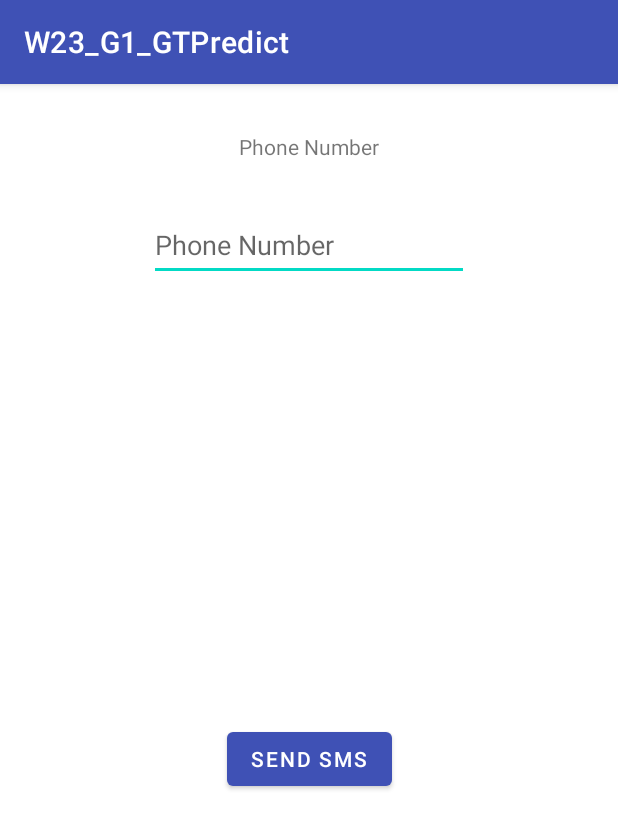
After one commit to Pamudithat/W23_G1_GTPredict, an Android app: the send_sms screen opened directly, with no data from a screen before it, on a phone screen of 412 x 824 dp. The commit adds this screen. Shown: the top 829 px of the screen. Run offline under Robolectric (Android 15) with nearby library versions, the phone set to English and light mode, and no system bars.

Commit message:
Send SMS

```diff
--- /dev/null
+++ b/app/src/main/java/com/example/w23_g1_gtpredict/send_sms.java
@@ -0,0 +1,61 @@
+package com.example.w23_g1_gtpredict;
+
+import androidx.appcompat.app.AlertDialog;
+import androidx.appcompat.app.AppCompatActivity;
+import androidx.core.app.ActivityCompat;
+import androidx.core.content.ContextCompat;
+
+import android.Manifest;
+import android.content.DialogInterface;
+import android.content.pm.PackageManager;
+import android.os.Bundle;
+import android.telephony.SmsManager;
+import android.text.InputType;
+import android.view.View;
+import android.widget.Button;
+import android.widget.EditText;
+import android.widget.Toast;
+
+public class send_sms extends AppCompatActivity {
+
+    Button send_sms;
+    EditText editTextPhone;
+    String outputStr;
+    String phone;
+
+    @Override
+    protected void onCreate(Bundle savedInstanceState) {
+        super.onCreate(savedInstanceState);
+        setContentView(R.layout.activity_send_sms);
+
+        send_sms = findViewById(R.id.btnSend);
+        editTextPhone = findViewById(R.id.editTextPhone);
+
+        try{
+            Bundle bundle = getIntent().getExtras();
+            outputStr = bundle.getString("OUTPUT","output");
+
+        }catch(Exception e){
+            e.printStackTrace();
+        }
+
+        send_sms.setOnClickListener(new View.OnClickListener() {
+            @Override
+            public void onClick(View v) {
+                if(ContextCompat.checkSelfPermission(send_sms.this, Manifest.permission.SEND_SMS)
+                        == PackageManager.PERMISSION_GRANTED){
+
+//                  String phone = "17782517937";
+                    phone = editTextPhone.getText().toString();
+
+                    SmsManager smsManager = SmsManager.getDefault();
+                    smsManager.sendTextMessage(phone,null,outputStr,null,null);
+                    Toast.makeText(send_sms.this, "SMS Sent", Toast.LENGTH_SHORT).show();
+                }else{
+                    ActivityCompat.requestPermissions(send_sms.this, new String[]{Manifest.permission.SEND_SMS},100);
+
+                }
+            }
+        });
+    }
+}
--- /dev/null
+++ b/app/src/main/res/drawable/baseline_sms_24.xml
@@ -0,0 +1,5 @@
+<vector android:height="24dp" android:tint="#000000"
+    android:viewportHeight="24" android:viewportWidth="24"
+    android:width="24dp" xmlns:android="http://schemas.android.com/apk/res/android">
+    <path android:fillColor="@android:color/white" android:pathData="M20,2L4,2c-1.1,0 -1.99,0.9 -1.99,2L2,22l4,-4h14c1.1,0 2,-0.9 2,-2L22,4c0,-1.1 -0.9,-2 -2,-2zM9,11L7,11L7,9h2v2zM13,11h-2L11,9h2v2zM17,11h-2L15,9h2v2z"/>
+</vector>
--- /dev/null
+++ b/app/src/main/res/layout/activity_send_sms.xml
@@ -0,0 +1,41 @@
+<?xml version="1.0" encoding="utf-8"?>
+<androidx.constraintlayout.widget.ConstraintLayout xmlns:android="http://schemas.android.com/apk/res/android"
+    xmlns:app="http://schemas.android.com/apk/res-auto"
+    xmlns:tools="http://schemas.android.com/tools"
+    android:layout_width="match_parent"
+    android:layout_height="match_parent"
+    tools:context=".send_sms">
+
+    <TextView
+        android:id="@+id/textViewPhone"
+        android:layout_width="wrap_content"
+        android:layout_height="wrap_content"
+        android:layout_marginTop="32dp"
+        android:text="@string/txtPhone"
+        app:layout_constraintEnd_toEndOf="parent"
+        app:layout_constraintStart_toStartOf="parent"
+        app:layout_constraintTop_toTopOf="parent" />
+
+    <EditText
+        android:id="@+id/editTextPhone"
+        android:layout_width="wrap_content"
+        android:layout_height="wrap_content"
+        android:layout_marginTop="32dp"
+        android:ems="10"
+        android:hint="@string/txtPhone"
+        android:inputType="phone"
+        android:minHeight="48dp"
+        app:layout_constraintEnd_toEndOf="parent"
+        app:layout_constraintStart_toStartOf="parent"
+        app:layout_constraintTop_toBottomOf="@+id/textViewPhone" />
+
+    <Button
+        android:id="@+id/btnSend"
+        android:layout_width="wrap_content"
+        android:layout_height="wrap_content"
+        android:text="@string/txtSend"
+        app:layout_constraintBottom_toBottomOf="parent"
+        app:layout_constraintEnd_toEndOf="parent"
+        app:layout_constraintStart_toStartOf="parent"
+        app:layout_constraintTop_toBottomOf="@+id/editTextPhone" />
+</androidx.constraintlayout.widget.ConstraintLayout>
--- a/app/src/main/res/menu/main_menu.xml
+++ b/app/src/main/res/menu/main_menu.xml
@@ -13,7 +13,8 @@
         <item android:id="@+id/nav_email" android:title="Send Email"
             android:icon="@drawable/baseline_email_24"/>
 
-
+        <item android:id="@+id/nav_sms" android:title="Send SMS"
+            android:icon="@drawable/baseline_sms_24"/>
     </group>
 
 </menu>
--- a/app/src/main/res/values/strings.xml
+++ b/app/src/main/res/values/strings.xml
@@ -15,4 +15,6 @@
     </string-array>
     <string name="menu_open">Open</string>
     <string name="menu_close">Close</string>
+    <string name="txtPhone">Phone Number</string>
+    <string name="txtSend">Send SMS</string>
 </resources>
```
Also changed, not shown: app/src/main/AndroidManifest.xml (+6 -2 lines), app/src/main/java/com/example/w23_g1_gtpredict/QuickPredResults.java (+23 -0 lines), app/src/main/java/com/example/w23_g1_gtpredict/graph.java (+8 -4 lines).
